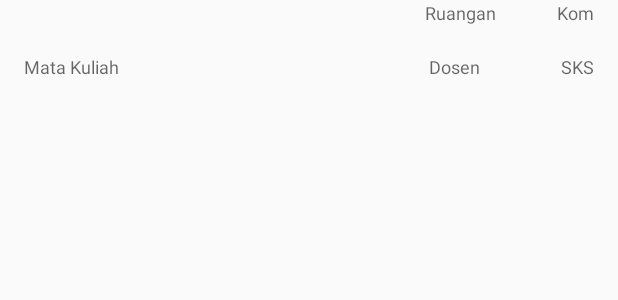
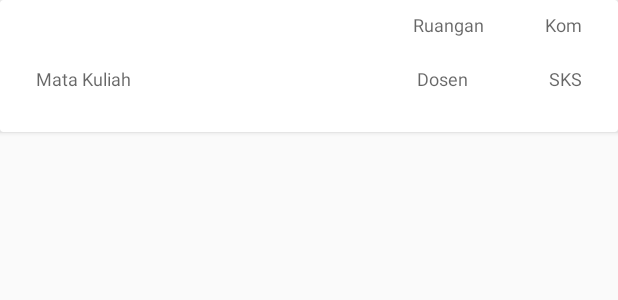
Before and after one commit to fiqihfatwa/RosterLive, an Android app: the layout item_jadwal_mingguan.xml on its own in the app's theme, with its tools: preview values and no code run, on a phone screen of 412 x 824 dp. Shown: the top 300 px of the screen. Run offline under Robolectric (Android 15) with nearby library versions, the phone set to English and light mode, and no system bars.

Commit message:
last change

```diff
--- a/app/build.gradle
+++ b/app/build.gradle
@@ -44,6 +44,8 @@ dependencies {
     compile 'com.google.firebase:firebase-messaging:11.0.4'
     testCompile 'junit:junit:4.12'
     annotationProcessor 'com.jakewharton:butterknife-compiler:8.8.1'
+    compile 'com.github.bumptech.glide:glide:4.3.1'
+    annotationProcessor 'com.github.bumptech.glide:compiler:4.3.1'
 }
 
 
--- a/app/src/main/res/layout/item_jadwal_mingguan.xml
+++ b/app/src/main/res/layout/item_jadwal_mingguan.xml
@@ -1,10 +1,16 @@
 <?xml version="1.0" encoding="utf-8"?>
-<LinearLayout xmlns:android="http://schemas.android.com/apk/res/android"
+<android.support.v7.widget.CardView xmlns:android="http://schemas.android.com/apk/res/android"
     xmlns:tool="http://schemas.android.com/tools"
     android:id="@+id/rootview_mingguan"
+    android:layout_width="match_parent"
+    android:layout_height="wrap_content"
+    android:layout_marginBottom="1dp">
+
+    <LinearLayout
+        android:layout_width="match_parent"
+        android:layout_height="wrap_content"
         android:orientation="vertical"
-    android:layout_width="match_parent"
-    android:layout_height="match_parent">
+        android:padding="8dp">
 
         <RelativeLayout
             android:layout_width="match_parent"
@@ -16,51 +22,53 @@
                 android:id="@+id/tv_jam_mingguan"
                 android:layout_width="wrap_content"
                 android:layout_height="wrap_content"
-            tool:text="09:40 - 12:10"
+                android:layout_centerVertical="true"
+                android:textAppearance="@style/Base.TextAppearance.AppCompat.Medium"
                 android:textColor="@android:color/black"
-            android:layout_centerVertical="true"
-            android:textAppearance="@style/Base.TextAppearance.AppCompat.Medium"/>
+                tool:text="09:40 - 12:10" />
 
             <LinearLayout
                 android:id="@+id/kom"
                 android:layout_width="wrap_content"
                 android:layout_height="wrap_content"
+                android:layout_alignParentEnd="true"
                 android:layout_alignParentRight="true"
-            android:layout_alignParentEnd="true"
                 android:orientation="vertical">
+
                 <TextView
                     android:layout_width="wrap_content"
                     android:layout_height="wrap_content"
-                android:textAppearance="@style/TextAppearance.AppCompat.Caption"
-                android:text="Kom"/>
+                    android:text="Kom"
+                    android:textAppearance="@style/TextAppearance.AppCompat.Caption" />
 
                 <TextView
                     android:id="@+id/tv_kom_mingguan"
                     android:layout_width="wrap_content"
                     android:layout_height="wrap_content"
                     android:textStyle="bold"
-                tool:text="B"/>
+                    tool:text="B" />
             </LinearLayout>
 
             <LinearLayout
                 android:id="@+id/ruangan"
                 android:layout_width="64dp"
                 android:layout_height="wrap_content"
+                android:layout_marginRight="24dp"
                 android:layout_toLeftOf="@id/kom"
-            android:layout_marginRight="24dp"
                 android:orientation="vertical">
+
                 <TextView
                     android:layout_width="wrap_content"
                     android:layout_height="wrap_content"
-                android:textAppearance="@style/TextAppearance.AppCompat.Caption"
-                android:text="Ruangan"/>
+                    android:text="Ruangan"
+                    android:textAppearance="@style/TextAppearance.AppCompat.Caption" />
 
                 <TextView
                     android:id="@+id/tv_ruangan_mingguan"
                     android:layout_width="wrap_content"
                     android:layout_height="wrap_content"
                     android:textStyle="bold"
-                tool:text="102"/>
+                    tool:text="102" />
             </LinearLayout>
         </RelativeLayout>
 
@@ -75,60 +83,65 @@
                 android:layout_width="wrap_content"
                 android:layout_height="wrap_content"
                 android:orientation="vertical">
+
                 <TextView
                     android:layout_width="wrap_content"
                     android:layout_height="wrap_content"
-                android:textAppearance="@style/TextAppearance.AppCompat.Caption"
-                android:text="Mata Kuliah"/>
+                    android:text="Mata Kuliah"
+                    android:textAppearance="@style/TextAppearance.AppCompat.Caption" />
 
                 <TextView
                     android:id="@+id/tv_matkul_mingguan"
                     android:layout_width="wrap_content"
                     android:layout_height="wrap_content"
                     android:textStyle="bold"
-                tool:text="Pemograman Mobile"/>
+                    tool:text="Pemograman Mobile" />
             </LinearLayout>
 
             <LinearLayout
                 android:id="@+id/sks"
                 android:layout_width="wrap_content"
                 android:layout_height="wrap_content"
+                android:layout_alignParentEnd="true"
                 android:layout_alignParentRight="true"
-            android:layout_alignParentEnd="true"
                 android:orientation="vertical">
+
                 <TextView
                     android:layout_width="wrap_content"
                     android:layout_height="wrap_content"
-                android:textAppearance="@style/TextAppearance.AppCompat.Caption"
-                android:text="SKS"/>
+                    android:text="SKS"
+                    android:textAppearance="@style/TextAppearance.AppCompat.Caption" />
 
                 <TextView
                     android:id="@+id/tv_sks_mingguan"
                     android:layout_width="wrap_content"
                     android:layout_height="wrap_content"
                     android:textStyle="bold"
-                tool:text="3"/>
+                    tool:text="3" />
             </LinearLayout>
 
             <LinearLayout
                 android:id="@+id/dosen"
                 android:layout_width="64dp"
                 android:layout_height="wrap_content"
+                android:layout_marginRight="24dp"
                 android:layout_toLeftOf="@id/sks"
-            android:layout_marginRight="24dp"
                 android:orientation="vertical">
+
                 <TextView
                     android:layout_width="wrap_content"
                     android:layout_height="wrap_content"
-                android:textAppearance="@style/TextAppearance.AppCompat.Caption"
-                android:text="Dosen"/>
+                    android:text="Dosen"
+                    android:textAppearance="@style/TextAppearance.AppCompat.Caption" />
 
                 <TextView
                     android:id="@+id/tv_dosen_mingguan"
                     android:layout_width="wrap_content"
                     android:layout_height="wrap_content"
                     android:textStyle="bold"
-                tool:text="ROM"/>
+                    tool:text="ROM" />
             </LinearLayout>
         </RelativeLayout>
     </LinearLayout>
+
+</android.support.v7.widget.CardView>
```
Also changed, not shown: app/src/main/java/com/example/android/rosterlive/fragment/MingguanFragment.java (+60 -31 lines), app/src/main/java/com/example/android/rosterlive/fragment/ProfileFragment.java (+8 -1 lines), app/src/main/java/com/example/android/rosterlive/response/JadwalMingguanResponse.java (added, +162 -0 lines), app/src/main/java/com/example/android/rosterlive/service/JadwalService.java (+5 -3 lines), app/src/main/res/layout/fragment_mingguan.xml (+36 -16 lines), 1 other file. Lines whose indentation alone changed are shown as unchanged.
